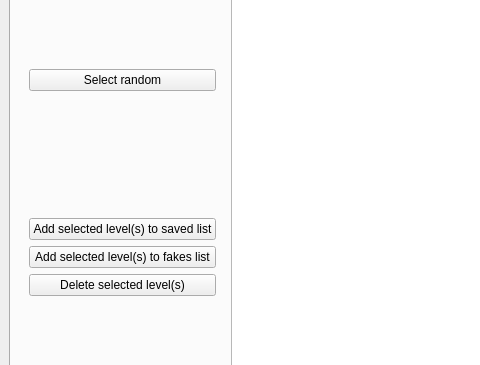
Above: MarioMakerLevelsBot/MarioMakerLevelsBot/ui/window.ui from RLejolivet/MarioMakerLevelsBot before the change; both pictures show x 0 to 480 and y 273 to 638 of the 1004 by 768 pixel window. Below: the same form after it.
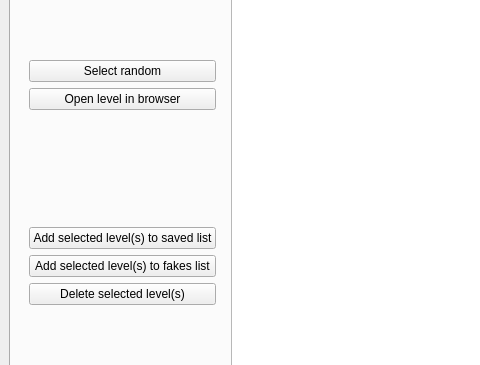
That is the form after the change. The open tabs and pages were chosen to show the change.

Commit message: Added button to open level in browser

```diff
--- a/MarioMakerLevelsBot/MarioMakerLevelsBot/ui/window.ui
+++ b/MarioMakerLevelsBot/MarioMakerLevelsBot/ui/window.ui
@@ -214,6 +214,13 @@
              </property>
             </widget>
            </item>
+           <item>
+            <widget class="QPushButton" name="open_in_brower_button">
+             <property name="text">
+              <string>Open level in browser</string>
+             </property>
+            </widget>
+           </item>
            <item>
             <spacer name="verticalSpacer_6">
              <property name="orientation">
```
Left out of the diff: 11 changed lines with no effect on the pictures. The commit also changes 2 other files.
